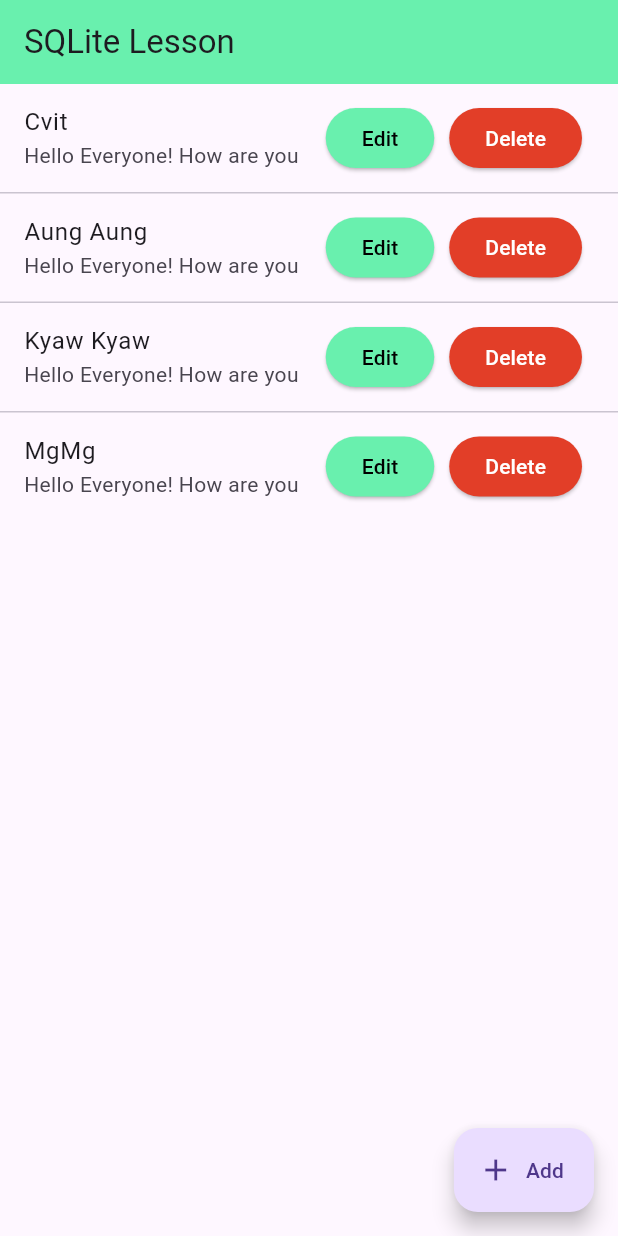
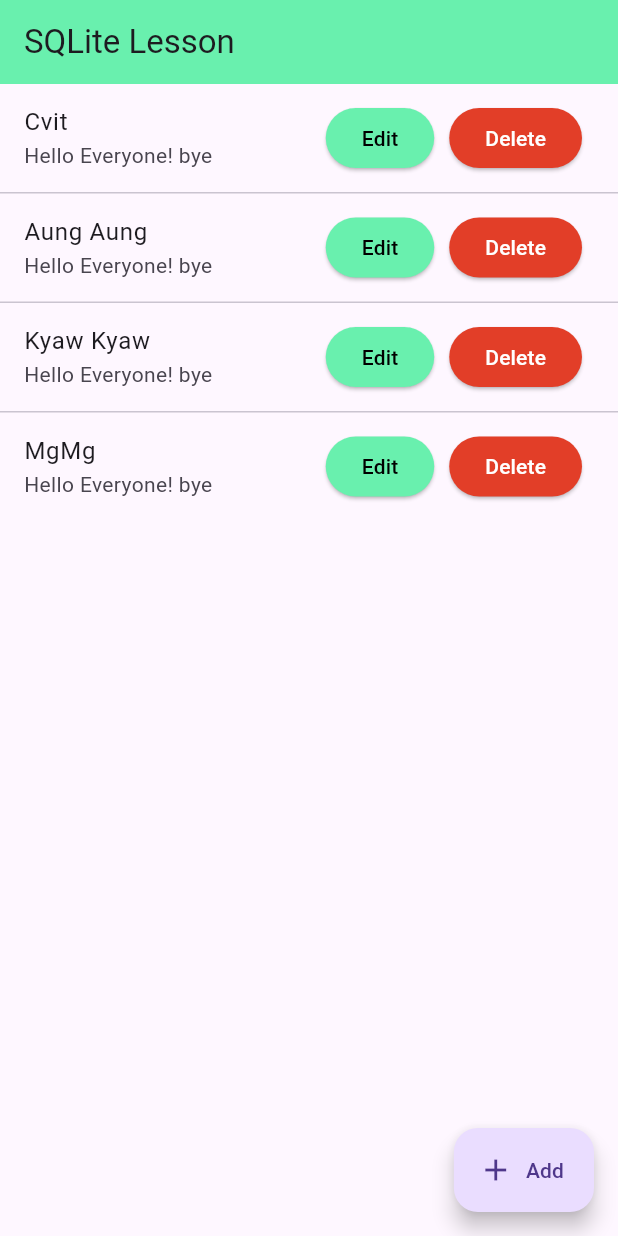
Before and after one commit to cvit-ai/day17testsqlite, a Flutter app: the screen it shows after launch, on a phone screen of 412 x 824 dp. Run offline on Flutter 3.47's test engine with Material 3 defaults, Android fonts, the phone set to English and light mode, and no system bars; our stand-ins replace sqflite; accounts and stored records are empty.

Commit message:
subtitle change in home page

```diff
--- a/lib/screens/home.dart
+++ b/lib/screens/home.dart
@@ -21,7 +21,7 @@ class _HomeState extends State<Home> {
         itemBuilder: (context, index) {
           return ListTile(
             title: Text(names[index]),
-            subtitle: const Text("Hello Everyone! How are you"),
+            subtitle: const Text("Hello Everyone! bye"),
             trailing: Row(
               mainAxisSize: MainAxisSize.min,
               children: [
```
